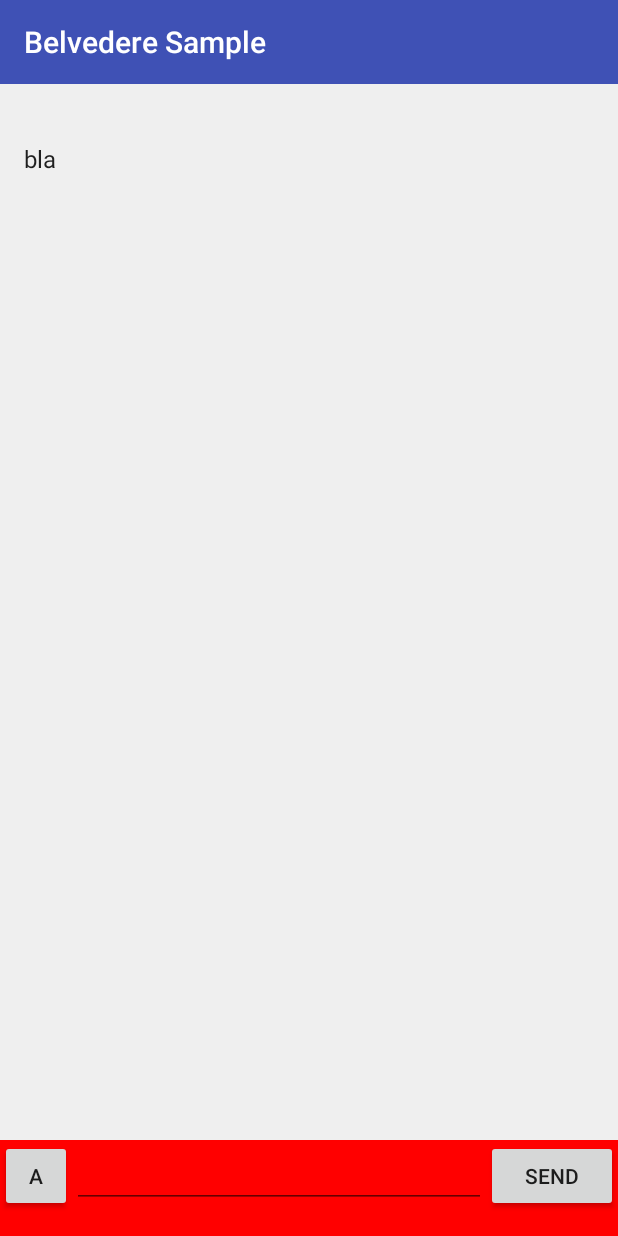
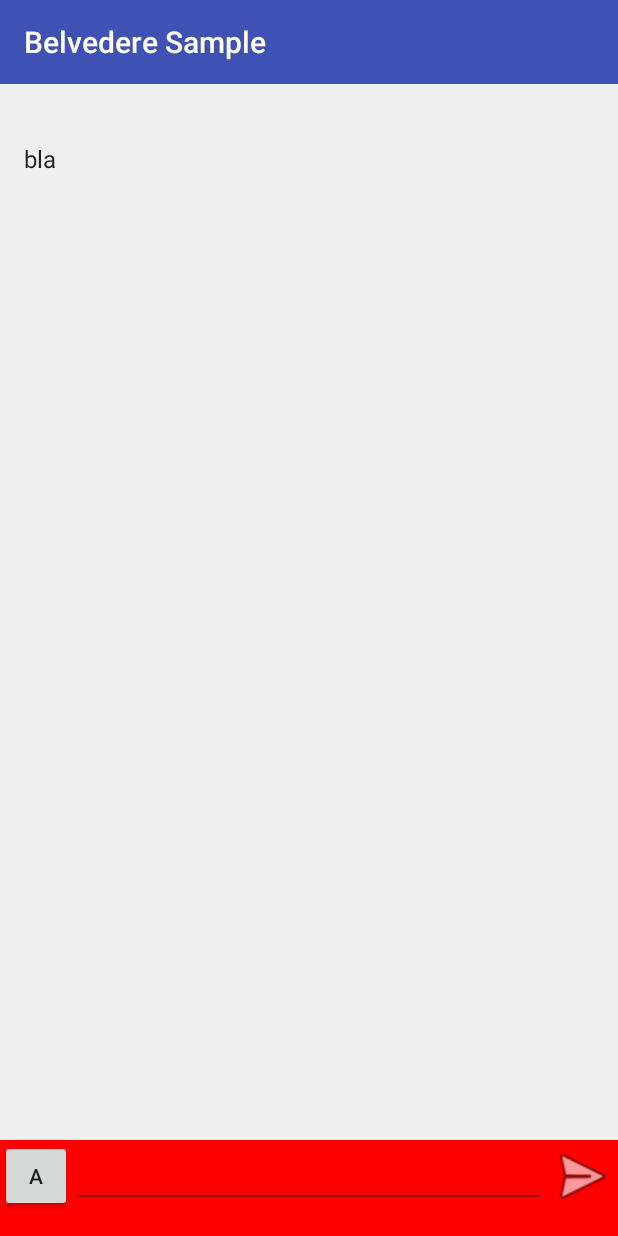
Before and after one commit to zendesk/belvedere, an Android app: the screen it shows after launch (ChatActivity), on a phone screen of 412 x 824 dp. Run offline under Robolectric (Android 15) with nearby library versions, the phone set to English and light mode, and no system bars.

Commit message:
Not all touch events got send to view

```diff
--- a/belvedere-sample/src/main/res/layout/chat_activity.xml
+++ b/belvedere-sample/src/main/res/layout/chat_activity.xml
@@ -54,10 +54,14 @@
                 android:layout_height="wrap_content"
                 android:layout_weight="1" />
 
-            <Button
+            <ImageView
                 android:id="@+id/send"
-                android:layout_width="wrap_content"
-                android:layout_height="wrap_content"
+                android:layout_width="48dp"
+                android:layout_height="48dp"
+                android:src="@android:drawable/ic_menu_send"
+                android:background="?attr/selectableItemBackgroundBorderless"
+                android:clickable="true"
+                android:focusable="true"
                 android:text="Send" />
 
 
```
Also changed, not shown: belvedere/src/main/java/zendesk/belvedere/ImageStreamUi.java (+4 -5 lines).
